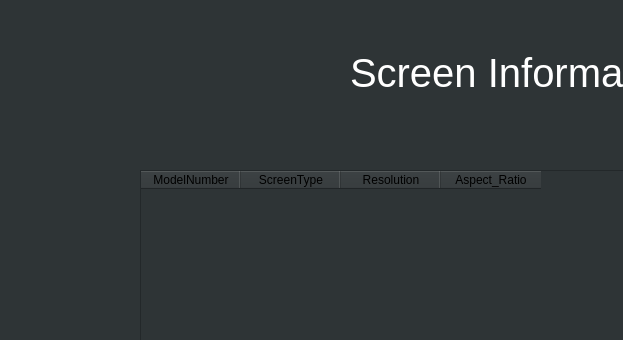
Qt form Screen.ui (JohnCMeyer/PhoneFinder) before a commit; both pictures show x 0 to 623 and y 0 to 340 of the 1000 by 800 pixel window.
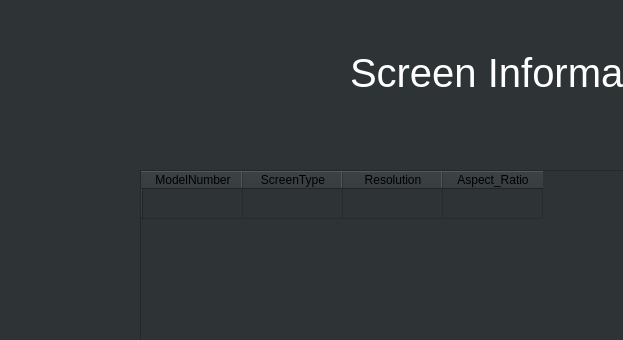
The same form after that commit.

Patch:
```diff
--- a/Screen.ui
+++ b/Screen.ui
@@ -42,6 +42,11 @@
      <height>171</height>
     </rect>
    </property>
+   <row>
+    <property name="text">
+     <string/>
+    </property>
+   </row>
    <column>
     <property name="text">
      <string>ModelNumber</string>
```
